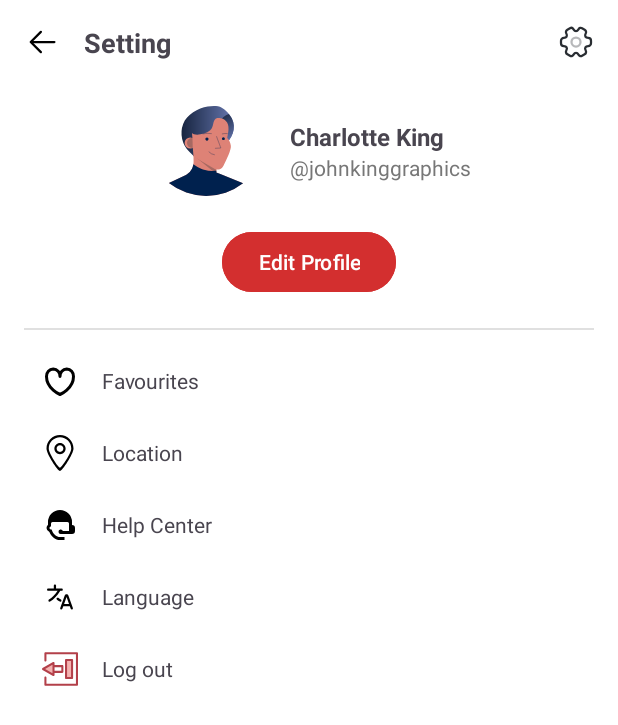
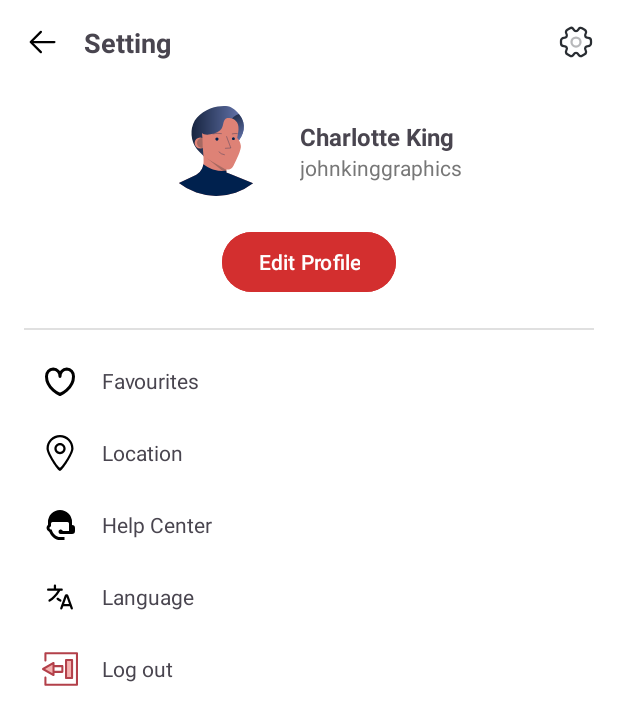
Before and after one commit to vulahe176419/Electronic-Store, an Android app: the SettingsActivity screen opened directly, with no data from a screen before it, on a phone screen of 412 x 824 dp. Shown: the top 725 px of the screen. Run offline under Robolectric (Android 15) with nearby library versions, the phone set to English and light mode, and no system bars; our stand-ins replace Firebase (no records; nobody signed in at launch, a user with empty details on screens opened directly).

```diff
--- a/app/src/main/java/com/example/electronicstore/AdminDashboardActivity.java
+++ b/app/src/main/java/com/example/electronicstore/AdminDashboardActivity.java
@@ -6,11 +6,7 @@ import android.widget.Button;
 import android.widget.TextView;
 import android.widget.Toast;
 
-import androidx.activity.EdgeToEdge;
 import androidx.appcompat.app.AppCompatActivity;
-import androidx.core.graphics.Insets;
-import androidx.core.view.ViewCompat;
-import androidx.core.view.WindowInsetsCompat;
 
 import com.google.firebase.auth.FirebaseAuth;
 
@@ -27,7 +23,7 @@ public class AdminDashboardActivity extends AppCompatActivity {
         auth = FirebaseAuth.getInstance();
 
         userManagerText = findViewById(R.id.user_manager);
-        logoutButton = findViewById(R.id.btn_logout);
+        logoutButton = findViewById(R.id.btn_logoutt);
 
         userManagerText.setOnClickListener(v -> {
             startActivity(new Intent(AdminDashboardActivity.this, UserManagerActivity.class));
--- a/app/src/main/java/com/example/electronicstore/MainActivity.java
+++ b/app/src/main/java/com/example/electronicstore/MainActivity.java
@@ -63,7 +63,7 @@ public class MainActivity extends AppCompatActivity {
                         return true;
                     } else if (itemId == R.id.nav_profile) {
                         if (auth.getCurrentUser() != null) {
-                            startActivity(new Intent(MainActivity.this, PersonalAfterLoginActivity.class));
+                            startActivity(new Intent(MainActivity.this, SettingsActivity.class));
                         } else {
                             startActivity(new Intent(MainActivity.this, PersonalActivity.class));
                         }
--- a/app/src/main/java/com/example/electronicstore/SettingsActivity.java
+++ b/app/src/main/java/com/example/electronicstore/SettingsActivity.java
@@ -1,12 +1,43 @@
 package com.example.electronicstore;
 
+import android.content.Intent;
 import android.os.Bundle;
+import android.widget.Button;
+import android.widget.LinearLayout;
+import android.widget.Toast;
+
 import androidx.appcompat.app.AppCompatActivity;
 
+import com.google.android.material.bottomnavigation.BottomNavigationView;
+import com.google.firebase.auth.FirebaseAuth;
+
 public class SettingsActivity extends AppCompatActivity {
+
+    private FirebaseAuth auth;
+    private LinearLayout logoutButton;
+    private LinearLayout addressButton;
+
     @Override
     protected void onCreate(Bundle savedInstanceState) {
         super.onCreate(savedInstanceState);
         setContentView(R.layout.activity_setting);
+
+
+        auth = FirebaseAuth.getInstance();
+
+        logoutButton = findViewById(R.id.btn_logoutt);
+
+        logoutButton.setOnClickListener(v -> {
+            auth.signOut();
+            Toast.makeText(SettingsActivity.this, "Logged out!", Toast.LENGTH_SHORT).show();
+            startActivity(new Intent(SettingsActivity.this, PersonalActivity.class));
+            finish();
+        });
+
+        addressButton = findViewById(R.id.btn_address);
+        addressButton.setOnClickListener(v -> {
+            Intent intent = new Intent(SettingsActivity.this, ManageAddress.class);
+            startActivity(intent);
+        });
     }
 }
--- a/app/src/main/res/layout/activity_admin_dashboard.xml
+++ b/app/src/main/res/layout/activity_admin_dashboard.xml
@@ -37,7 +37,7 @@
         android:layout_marginBottom="16dp" />
 
     <Button
-        android:id="@+id/btn_logout"
+        android:id="@+id/btn_logoutt"
         android:layout_width="wrap_content"
         android:layout_height="wrap_content"
         android:backgroundTint="@color/red"
--- a/app/src/main/res/layout/activity_personal_after_login.xml
+++ b/app/src/main/res/layout/activity_personal_after_login.xml
@@ -24,7 +24,7 @@
         app:layout_constraintTop_toTopOf="parent" />
 
         <Button
-            android:id="@+id/btn_logout"
+            android:id="@+id/btn_logoutt"
             android:layout_width="wrap_content"
             android:layout_height="wrap_content"
             android:layout_marginBottom="20dp"
@@ -35,7 +35,7 @@
             app:layout_constraintStart_toStartOf="parent" />
 
     <Button
-        android:id="@+id/address"
+        android:id="@+id/btn_address"
         android:layout_width="wrap_content"
         android:layout_height="wrap_content"
         android:layout_marginStart="153dp"
@@ -43,7 +43,7 @@
         android:layout_marginBottom="372dp"
         android:backgroundTint="#2196F3"
         android:text="Address"
-        app:layout_constraintBottom_toTopOf="@+id/btn_logout"
+        app:layout_constraintBottom_toTopOf="@+id/btn_logoutt"
         app:layout_constraintStart_toStartOf="parent"
         app:layout_constraintTop_toBottomOf="@+id/textView3" />
 
--- a/app/src/main/res/layout/activity_setting.xml
+++ b/app/src/main/res/layout/activity_setting.xml
@@ -71,7 +71,7 @@
                 <TextView
                     android:layout_width="wrap_content"
                     android:layout_height="wrap_content"
-                    android:text="@johnkinggraphics"
+                    android:text="johnkinggraphics"
                     android:textSize="14sp"
                     android:textColor="#777777"/>
             </LinearLayout>
@@ -125,25 +125,26 @@
 
             <!-- Location -->
             <LinearLayout
+                android:id="@+id/btn_address"
                 android:layout_width="match_parent"
                 android:layout_height="wrap_content"
+                android:background="?attr/selectableItemBackground"
+                android:clickable="true"
+                android:gravity="center_vertical"
                 android:orientation="horizontal"
-                android:padding="12dp"
-                android:gravity="center_vertical"
-                android:clickable="true"
-                android:background="?attr/selectableItemBackground">
+                android:padding="12dp">
 
                 <ImageView
                     android:layout_width="24dp"
                     android:layout_height="24dp"
-                    android:src="@drawable/ic_location"/>
+                    android:src="@drawable/ic_location" />
 
                 <TextView
                     android:layout_width="wrap_content"
                     android:layout_height="wrap_content"
+                    android:layout_marginStart="16dp"
                     android:text="Location"
-                    android:textSize="14sp"
-                    android:layout_marginStart="16dp"/>
+                    android:textSize="14sp" />
             </LinearLayout>
 
             <!-- Downloads -->
@@ -194,25 +195,26 @@
 
             <!-- Logout -->
             <LinearLayout
+                android:id="@+id/btn_logoutt"
                 android:layout_width="match_parent"
                 android:layout_height="wrap_content"
+                android:background="?attr/selectableItemBackground"
+                android:clickable="true"
+                android:gravity="center_vertical"
                 android:orientation="horizontal"
-                android:padding="12dp"
-                android:gravity="center_vertical"
-                android:clickable="true"
-                android:background="?attr/selectableItemBackground">
+                android:padding="12dp">
 
                 <ImageView
                     android:layout_width="24dp"
                     android:layout_height="24dp"
-                    android:src="@drawable/logout"/>
+                    android:src="@drawable/logout" />
 
                 <TextView
                     android:layout_width="wrap_content"
                     android:layout_height="wrap_content"
+                    android:layout_marginStart="16dp"
                     android:text="Log out"
-                    android:textSize="14sp"
-                    android:layout_marginStart="16dp"/>
+                    android:textSize="14sp" />
             </LinearLayout>
         </LinearLayout>
     </LinearLayout>
```
Also changed, not shown: app/src/main/java/com/example/electronicstore/PersonalAfterLoginActivity.java (+2 -7 lines).
